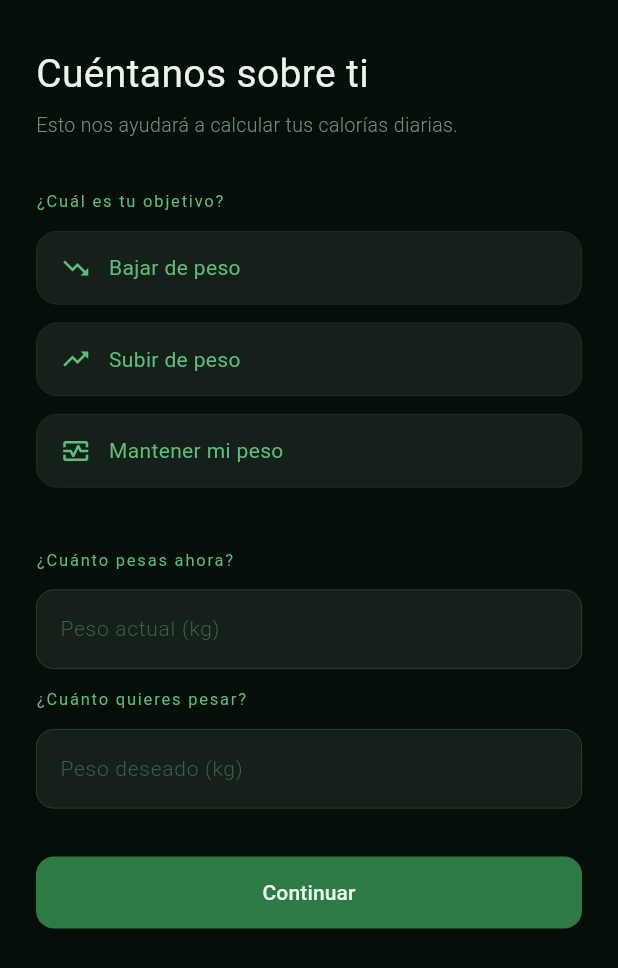
After one commit to a01253256-debug/recom_dieta, a Flutter app: the OnboardingScreen screen opened directly, on a phone screen of 412 x 824 dp. The commit adds this screen. Shown: the top 968 px of the screen. Run offline on Flutter 3.47's test engine with Material 3 defaults, Android fonts, the phone set to English and light mode, and no system bars; Roboto replaces fonts that are missing (DMSans, PlayfairDisplay).

Commit message:
Agregué pantalla de objetivos y pesos con botones

```diff
--- a/lib/main.dart
+++ b/lib/main.dart
@@ -2,6 +2,7 @@
 import 'package:flutter/material.dart';
 import 'screens/login_screen.dart';
 import 'theme/app_theme.dart';
+import 'screens/onboarding_screen.dart';
 
 void main() {
   runApp(const NutriApp());
@@ -13,7 +14,6 @@ class NutriApp extends StatelessWidget {
   @override
   Widget build(BuildContext context) {
     return MaterialApp(
-      // MaterialApp: configura la app entera (tema, rutas, título, etc.)
       title: 'Nutrí',
       debugShowCheckedModeBanner: false,
 
@@ -24,7 +24,7 @@ class NutriApp extends StatelessWidget {
           primary: AppColors.primary,
           surface: AppColors.surface,
         ),
-        fontFamily: 'DMSans', // fuente por defecto para toda la app
+        fontFamily: 'DMSans',
       ),
 
       // widget que se muestra al abrir la app
@@ -34,7 +34,6 @@ class NutriApp extends StatelessWidget {
 }
 
 // AppNavigator maneja en qué pantalla estamos.
-// Usamos StatefulWidget porque la pantalla activa puede cambiar.
 class AppNavigator extends StatefulWidget {
   const AppNavigator({super.key});
 
@@ -48,7 +47,8 @@ class _AppNavigatorState extends State<AppNavigator> {
  //Funciones a llamar:
   void _handleLogin(String email, String password) {
     debugPrint('Login: $email');
-  }
+    setState(() => _currentScreen = 'onboarding');
+}
 
   void _handleRegister() {
     setState(() => _currentScreen = 'register');
@@ -64,6 +64,9 @@ class _AppNavigatorState extends State<AppNavigator> {
           onRegister: _handleRegister,
         );
 
+        case 'onboarding':
+        return const OnboardingScreen();
+
       default:
         return LoginScreen(
           onLogin: _handleLogin,
--- /dev/null
+++ b/lib/screens/onboarding_screen.dart
@@ -0,0 +1,173 @@
+import 'package:flutter/material.dart';
+import '../theme/app_theme.dart';
+
+class OnboardingScreen extends StatefulWidget {
+  const OnboardingScreen({super.key});
+
+  @override
+  State<OnboardingScreen> createState() => _OnboardingScreenState();
+}
+
+class _OnboardingScreenState extends State<OnboardingScreen> {
+
+  String? _selectedGoal; //objetivo seleccionado
+  final _currentWeightController = TextEditingController(); //controllers para leer los datos de cajitas
+  final _targetWeightController  = TextEditingController();
+
+  @override
+  void dispose() {
+    _currentWeightController.dispose();
+    _targetWeightController.dispose();
+    super.dispose();
+  }
+
+  Widget _buildGoalCard(Map<String, dynamic> goal) {
+  // Checamos si esta tarjeta es la que está seleccionada
+  final bool isSelected = _selectedGoal == goal['id'];
+
+  //Creación de tarjetas
+  return GestureDetector(
+    onTap: () => setState(() => _selectedGoal = goal['id']),
+    child: Container(
+      margin: const EdgeInsets.only(bottom: 12),
+      padding: const EdgeInsets.symmetric(horizontal: 16, vertical: 14),
+      decoration: BoxDecoration(
+        color: isSelected ? AppColors.primaryDark : AppColors.inputFill,
+        borderRadius: BorderRadius.circular(14),
+        border: Border.all(
+          // Si está seleccionada, borde verde brillante; si no, borde sutil
+          color: isSelected ? AppColors.primaryLight : AppColors.border,
+          width: isSelected ? 1 : 0.5,
+        ),
+      ),
+      child: Row(
+        children: [
+          Icon(goal['icon'], color: AppColors.primaryLight, size: 20),
+          const SizedBox(width: 12),
+          Text(goal['label'], style: AppTextStyles.buttonSecondary),
+          const Spacer(),
+          if (isSelected)
+            const Icon(Icons.check_circle, color: AppColors.primaryLight, size: 18),
+        ],
+      ),
+    ),
+  );
+}
+
+  //lista de opciones
+  final List<Map<String, dynamic>> _goals = [
+    {'id': 'loss',    'label': 'Bajar de peso',      'icon': Icons.trending_down},
+    {'id': 'gain',    'label': 'Subir de peso',       'icon': Icons.trending_up},
+    {'id': 'maintain','label': 'Mantener mi peso',    'icon': Icons.monitor_heart_outlined},
+  ];
+
+  @override
+  Widget build(BuildContext context) {
+    return Scaffold(
+      backgroundColor: AppColors.background,
+      body: SafeArea(
+        child: SingleChildScrollView(
+          padding: const EdgeInsets.symmetric(horizontal: 24, vertical: 32),
+          child: Column(
+            crossAxisAlignment: CrossAxisAlignment.start,
+              children: [
+                // Título de la pantalla
+                Text('Cuéntanos sobre ti', style: AppTextStyles.heroTitle),
+                const SizedBox(height: 8),
+                Text('Esto nos ayudará a calcular tus calorías diarias.',
+                    style: AppTextStyles.subtitle),
+                const SizedBox(height: 32),
+
+                // Sección de objetivos
+                Text('¿Cuál es tu objetivo?', style: AppTextStyles.tag),
+                const SizedBox(height: 12),
+
+                // .map() recorre la lista _goals y construye una tarjeta por cada uno
+                ..._goals.map((goal) => _buildGoalCard(goal)),
+
+                const SizedBox(height: 28),
+
+                // Sección de pesos
+                Text('¿Cuánto pesas ahora?', style: AppTextStyles.tag),
+                const SizedBox(height: 12),
+                TextField(
+                  controller: _currentWeightController,
+                  keyboardType: TextInputType.number,
+                  style: AppTextStyles.inputText,
+                  decoration: InputDecoration(
+                    hintText: 'Peso actual (kg)',
+                    hintStyle: AppTextStyles.inputHint,
+                    suffixText: 'kg',
+                    suffixStyle: AppTextStyles.inputHint,
+                    filled: true,
+                    fillColor: AppColors.inputFill,
+                    border: OutlineInputBorder(
+                      borderRadius: BorderRadius.circular(12),
+                      borderSide: const BorderSide(color: AppColors.borderInput, width: 0.5),
+                    ),
+                    enabledBorder: OutlineInputBorder(
+                      borderRadius: BorderRadius.circular(12),
+                      borderSide: const BorderSide(color: AppColors.borderInput, width: 0.5),
+                    ),
+                    focusedBorder: OutlineInputBorder(
+                      borderRadius: BorderRadius.circular(12),
+                      borderSide: const BorderSide(color: AppColors.primary, width: 1),
+                    ),
+                  ),
+                ),
+
+                const SizedBox(height: 12),
+
+                Text('¿Cuánto quieres pesar?', style: AppTextStyles.tag),
+                const SizedBox(height: 12),
+                TextField(
+                  controller: _targetWeightController,
+                  keyboardType: TextInputType.number,
+                  style: AppTextStyles.inputText,
+                  decoration: InputDecoration(
+                    hintText: 'Peso deseado (kg)',
+                    hintStyle: AppTextStyles.inputHint,
+                    suffixText: 'kg',
+                    suffixStyle: AppTextStyles.inputHint,
+                    filled: true,
+                    fillColor: AppColors.inputFill,
+                    border: OutlineInputBorder(
+                      borderRadius: BorderRadius.circular(12),
+                      borderSide: const BorderSide(color: AppColors.borderInput, width: 0.5),
+                    ),
+                    enabledBorder: OutlineInputBorder(
+                      borderRadius: BorderRadius.circular(12),
+                      borderSide: const BorderSide(color: AppColors.borderInput, width: 0.5),
+                    ),
+                    focusedBorder: OutlineInputBorder(
+                      borderRadius: BorderRadius.circular(12),
+                      borderSide: const BorderSide(color: AppColors.primary, width: 1),
+                    ),
+                  ),
+                ),
+
+                const SizedBox(height: 32),
+
+                // Botón de continuar (lo conectamos en el siguiente paso)
+                SizedBox(
+                  width: double.infinity,
+                  child: ElevatedButton(
+                    onPressed: () => debugPrint('Continuar'),
+                    style: ElevatedButton.styleFrom(
+                      backgroundColor: AppColors.primary,
+                      padding: const EdgeInsets.symmetric(vertical: 14),
+                      shape: RoundedRectangleBorder(
+                        borderRadius: BorderRadius.circular(12),
+                      ),
+                      elevation: 0,
+                    ),
+                    child: Text('Continuar', style: AppTextStyles.buttonPrimary),
+                  ),
+                ),
+              ],
+          ), //yurrr
+        ),
+      ),
+    );
+  }
+}
```
